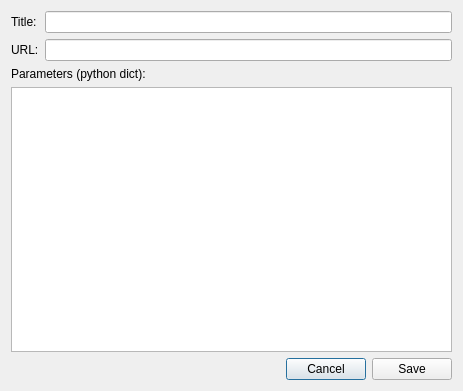
Above: ramsis/ramsis/ui/views/modelconfigurationwindow.ui from swiss-seismological-service/hermes before the change. Below: the same form after it.
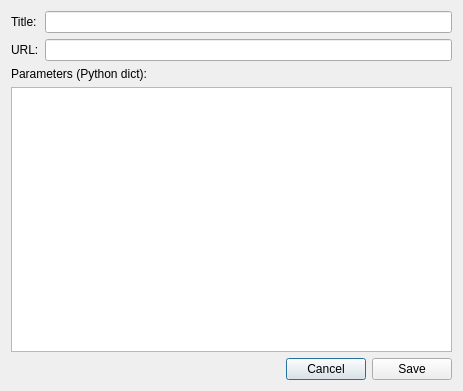
That is the form after the change.

```diff
--- a/ramsis/ramsis/ui/views/modelconfigurationwindow.ui
+++ b/ramsis/ramsis/ui/views/modelconfigurationwindow.ui
@@ -51,7 +51,7 @@
      <item>
       <widget class="QLabel" name="label_3">
        <property name="text">
-        <string>Parameters (python dict):</string>
+        <string>Parameters (Python dict):</string>
        </property>
       </widget>
      </item>
```
